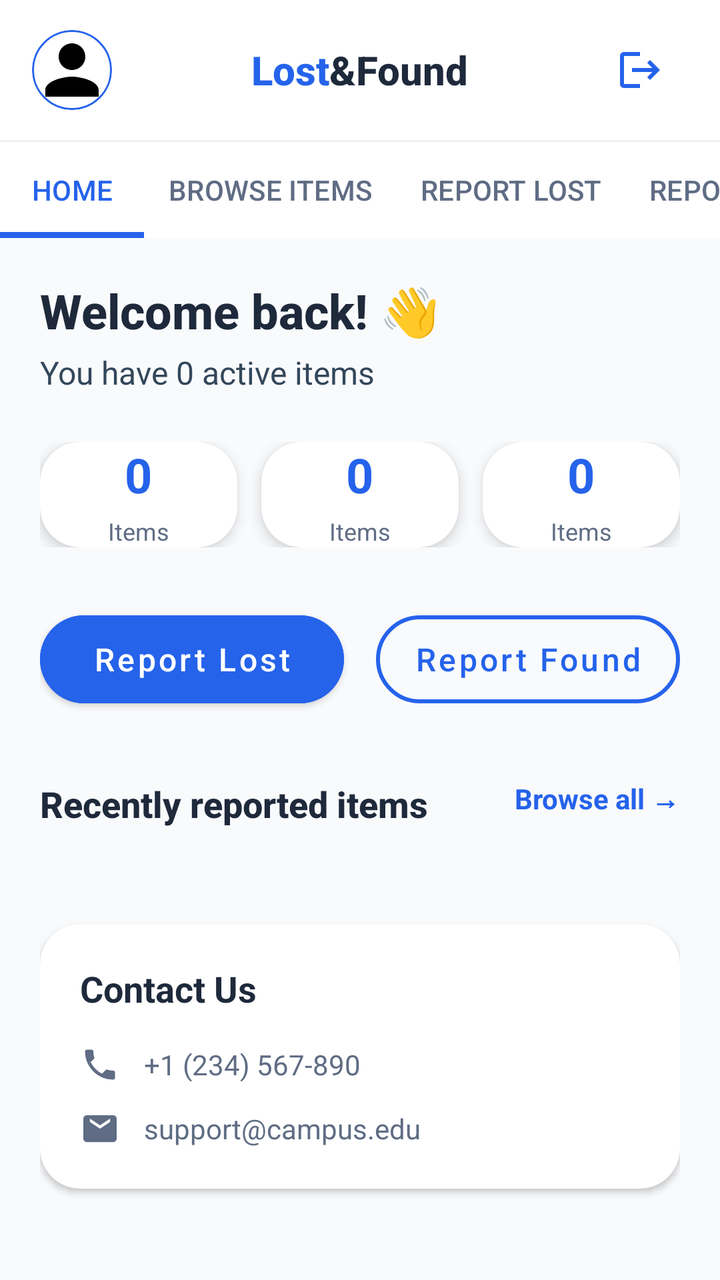
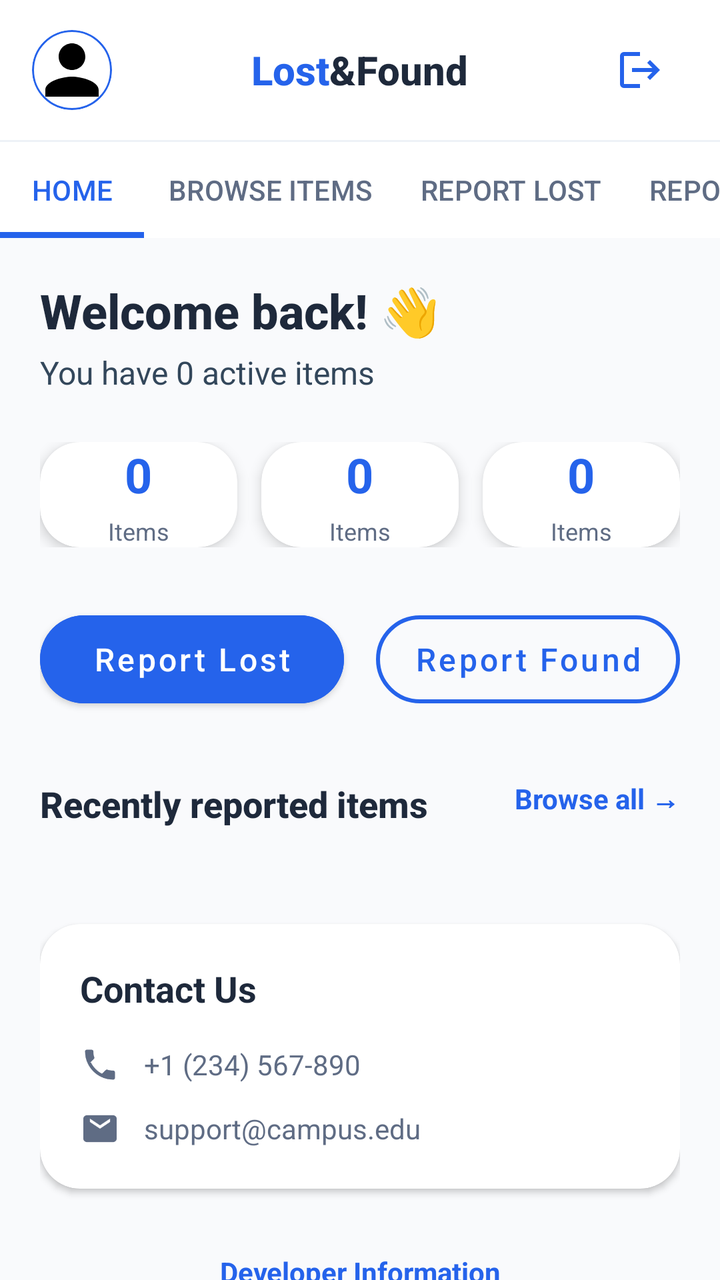

Before-and-after screenshots of an Android layout around one commit, followed by the original layout XML and the change that was made.
<!-- AndroidManifest.xml: application theme AppTheme -->
<!-- res/layout/activity_campus_dashboard.xml -->
<?xml version="1.0" encoding="utf-8"?>
<androidx.coordinatorlayout.widget.CoordinatorLayout xmlns:android="http://schemas.android.com/apk/res/android"
    xmlns:app="http://schemas.android.com/apk/res-auto"
    xmlns:tools="http://schemas.android.com/tools"
    android:layout_width="match_parent"
    android:layout_height="match_parent"
    android:background="@color/backgroundColor">

    <com.google.android.material.appbar.AppBarLayout
        android:layout_width="match_parent"
        android:layout_height="wrap_content"
        android:background="@color/surfaceColor"
        app:elevation="0dp">

        <RelativeLayout
            android:layout_width="match_parent"
            android:layout_height="70dp"
            android:paddingHorizontal="16dp">

            
            <com.google.android.material.card.MaterialCardView
                android:id="@+id/cvProfile"
                android:layout_width="40dp"
                android:layout_height="40dp"
                android:layout_alignParentStart="true"
                android:layout_centerVertical="true"
                app:cardCornerRadius="20dp"
                app:cardElevation="0dp"
                app:strokeColor="@color/primaryColor"
                app:strokeWidth="1dp">

                <ImageView
                    android:id="@+id/ivUserProfile"
                    android:layout_width="match_parent"
                    android:layout_height="match_parent"
                    android:scaleType="centerCrop"
                    android:src="@drawable/ic_user" />
            </com.google.android.material.card.MaterialCardView>

            
            <LinearLayout
                android:layout_width="wrap_content"
                android:layout_height="wrap_content"
                android:layout_centerInParent="true"
                android:orientation="horizontal">

                <TextView
                    android:layout_width="wrap_content"
                    android:layout_height="wrap_content"
                    android:fontFamily="sans-serif-medium"
                    android:text="Lost"
                    android:textColor="@color/primaryColor"
                    android:textSize="20sp"
                    android:textStyle="bold" />

                <TextView
                    android:layout_width="wrap_content"
                    android:layout_height="wrap_content"
                    android:fontFamily="sans-serif-medium"
                    android:text="&amp;Found"
                    android:textColor="@color/textPrimary"
                    android:textSize="20sp"
                    android:textStyle="bold" />
            </LinearLayout>

            
            <ImageButton
                android:id="@+id/btnLogout"
                android:layout_width="48dp"
                android:layout_height="48dp"
                android:layout_alignParentEnd="true"
                android:layout_centerVertical="true"
                android:background="?attr/selectableItemBackgroundBorderless"
                android:contentDescription="Logout"
                android:src="@drawable/ic_logout"
                app:tint="@color/primaryColor" />

        </RelativeLayout>

        <View
            android:layout_width="match_parent"
            android:layout_height="1dp"
            android:background="@color/dividerColor" />

        
        <com.google.android.material.tabs.TabLayout
            android:id="@+id/tabLayout"
            android:layout_width="match_parent"
            android:layout_height="wrap_content"
            app:tabIndicatorColor="@color/primaryColor"
            app:tabIndicatorHeight="3dp"
            app:tabMode="scrollable"
            app:tabSelectedTextColor="@color/primaryColor"
            app:tabTextAppearance="@style/TextAppearance.MaterialComponents.Subtitle2"
            app:tabTextColor="@color/textSecondary">

            <com.google.android.material.tabs.TabItem
                android:layout_width="wrap_content"
                android:layout_height="wrap_content"
                android:text="Home" />

            <com.google.android.material.tabs.TabItem
                android:layout_width="wrap_content"
                android:layout_height="wrap_content"
                android:text="Browse Items" />

            <com.google.android.material.tabs.TabItem
                android:layout_width="wrap_content"
                android:layout_height="wrap_content"
                android:text="Report Lost" />

            <com.google.android.material.tabs.TabItem
                android:layout_width="wrap_content"
                android:layout_height="wrap_content"
                android:text="Report Found" />

        </com.google.android.material.tabs.TabLayout>

    </com.google.android.material.appbar.AppBarLayout>

    <androidx.core.widget.NestedScrollView
        android:layout_width="match_parent"
        android:layout_height="match_parent"
        app:layout_behavior="@string/appbar_scrolling_view_behavior">

        <LinearLayout
            android:layout_width="match_parent"
            android:layout_height="wrap_content"
            android:orientation="vertical"
            android:padding="20dp">

            
            <TextView
                android:id="@+id/tvWelcome"
                android:layout_width="wrap_content"
                android:layout_height="wrap_content"
                android:fontFamily="sans-serif-medium"
                android:text="Welcome back! 👋"
                android:textColor="@color/textPrimary"
                android:textSize="24sp"
                android:textStyle="bold" />

            <TextView
                android:id="@+id/tvActiveItems"
                android:layout_width="wrap_content"
                android:layout_height="wrap_content"
                android:layout_marginTop="4dp"
                android:text="You have 0 active items"
                android:textColor="@color/textSubtext"
                android:textSize="16sp" />

            
            <LinearLayout
                android:layout_width="match_parent"
                android:layout_height="wrap_content"
                android:layout_marginTop="24dp"
                android:orientation="horizontal">

                <include
                    layout="@layout/layout_stat_card"
                    android:layout_width="0dp"
                    android:layout_height="wrap_content"
                    android:layout_weight="1" />

                <include
                    layout="@layout/layout_stat_card"
                    android:layout_width="0dp"
                    android:layout_height="wrap_content"
                    android:layout_marginStart="12dp"
                    android:layout_weight="1" />

                <include
                    layout="@layout/layout_stat_card"
                    android:layout_width="0dp"
                    android:layout_height="wrap_content"
                    android:layout_marginStart="12dp"
                    android:layout_weight="1" />

            </LinearLayout>

            
            <LinearLayout
                android:layout_width="match_parent"
                android:layout_height="wrap_content"
                android:layout_marginTop="28dp"
                android:orientation="horizontal">

                <com.google.android.material.button.MaterialButton
                    android:id="@+id/btnReportLost"
                    android:layout_width="0dp"
                    android:layout_height="56dp"
                    android:layout_marginEnd="8dp"
                    android:layout_weight="1"
                    android:backgroundTint="@color/primaryColor"
                    android:text="Report Lost"
                    android:textAllCaps="false"
                    android:textColor="@color/white"
                    android:textSize="16sp"
                    app:cornerRadius="28dp"
                    app:elevation="4dp" />

                <com.google.android.material.button.MaterialButton
                    android:id="@+id/btnReportFound"
                    style="@style/Widget.MaterialComponents.Button.OutlinedButton"
                    android:layout_width="0dp"
                    android:layout_height="56dp"
                    android:layout_marginStart="8dp"
                    android:layout_weight="1"
                    android:text="Report Found"
                    android:textAllCaps="false"
                    android:textColor="@color/primaryColor"
                    android:textSize="16sp"
                    app:cornerRadius="28dp"
                    app:strokeColor="@color/primaryColor"
                    app:strokeWidth="2dp" />

            </LinearLayout>

            
            <RelativeLayout
                android:layout_width="match_parent"
                android:layout_height="wrap_content"
                android:layout_marginTop="32dp">

                <TextView
                    android:layout_width="wrap_content"
                    android:layout_height="wrap_content"
                    android:fontFamily="sans-serif-medium"
                    android:text="Recently reported items"
                    android:textColor="@color/textPrimary"
                    android:textSize="18sp"
                    android:textStyle="bold" />

                <TextView
                    android:layout_width="wrap_content"
                    android:layout_height="wrap_content"
                    android:layout_alignParentEnd="true"
                    android:text="Browse all →"
                    android:textColor="@color/primaryColor"
                    android:textStyle="bold" />
            </RelativeLayout>

            
            <androidx.recyclerview.widget.RecyclerView
                android:id="@+id/rvRecentItems"
                android:layout_width="match_parent"
                android:layout_height="wrap_content"
                android:layout_marginTop="16dp"
                android:clipToPadding="false"
                android:orientation="horizontal"
                app:layoutManager="androidx.recyclerview.widget.LinearLayoutManager"
                tools:listitem="@layout/item_campus_reported_recent" />

            
            <com.google.android.material.card.MaterialCardView
                android:layout_width="match_parent"
                android:layout_height="wrap_content"
                android:layout_marginTop="32dp"
                android:layout_marginBottom="24dp"
                app:cardCornerRadius="20dp"
                app:cardElevation="2dp"
                app:strokeWidth="0dp">

                <LinearLayout
                    android:layout_width="match_parent"
                    android:layout_height="wrap_content"
                    android:orientation="vertical"
                    android:padding="20dp">

                    <TextView
                        android:layout_width="wrap_content"
                        android:layout_height="wrap_content"
                        android:text="Contact Us"
                        android:textColor="@color/textPrimary"
                        android:textSize="18sp"
                        android:textStyle="bold" />

                    <LinearLayout
                        android:layout_width="match_parent"
                        android:layout_height="wrap_content"
                        android:layout_marginTop="16dp"
                        android:gravity="center_vertical"
                        android:orientation="horizontal">

                        <ImageView
                            android:layout_width="20dp"
                            android:layout_height="20dp"
                            android:src="@drawable/ic_phone"
                            app:tint="@color/textSecondary" />

                        <TextView
                            android:layout_width="wrap_content"
                            android:layout_height="wrap_content"
                            android:layout_marginStart="12dp"
                            android:text="+1 (234) 567-890"
                            android:textColor="@color/textSecondary" />
                    </LinearLayout>

                    <LinearLayout
                        android:layout_width="match_parent"
                        android:layout_height="wrap_content"
                        android:layout_marginTop="12dp"
                        android:gravity="center_vertical"
                        android:orientation="horizontal">

                        <ImageView
                            android:layout_width="20dp"
                            android:layout_height="20dp"
                            android:src="@drawable/ic_envelope"
                            app:tint="@color/textSecondary" />

                        <TextView
                            android:layout_width="wrap_content"
                            android:layout_height="wrap_content"
                            android:layout_marginStart="12dp"
                            android:text="support@campus.edu"
                            android:textColor="@color/textSecondary" />
                    </LinearLayout>

                </LinearLayout>
            </com.google.android.material.card.MaterialCardView>

        </LinearLayout>
    </androidx.core.widget.NestedScrollView>

</androidx.coordinatorlayout.widget.CoordinatorLayout>
<!-- res/layout/layout_stat_card.xml (included above) -->
<?xml version="1.0" encoding="utf-8"?>
<com.google.android.material.card.MaterialCardView xmlns:android="http://schemas.android.com/apk/res/android"
    xmlns:app="http://schemas.android.com/apk/res-auto"
    android:layout_width="match_parent"
    android:layout_height="100dp"
    app:cardBackgroundColor="@color/surfaceColor"
    app:cardCornerRadius="20dp"
    app:cardElevation="4dp"
    app:strokeWidth="0dp">

    <LinearLayout
        android:layout_width="match_parent"
        android:layout_height="match_parent"
        android:gravity="center"
        android:orientation="vertical">

        <TextView
            android:id="@+id/tvStatNumber"
            android:layout_width="wrap_content"
            android:layout_height="wrap_content"
            android:text="0"
            android:textColor="@color/primaryColor"
            android:textSize="24sp"
            android:textStyle="bold" />

        <TextView
            android:id="@+id/tvStatLabel"
            android:layout_width="wrap_content"
            android:layout_height="wrap_content"
            android:layout_marginTop="4dp"
            android:text="Items"
            android:textColor="@color/textSecondary"
            android:textSize="12sp" />

    </LinearLayout>

</com.google.android.material.card.MaterialCardView>
<!-- res/layout/item_campus_reported_recent.xml (included above) -->
<?xml version="1.0" encoding="utf-8"?>
<com.google.android.material.card.MaterialCardView xmlns:android="http://schemas.android.com/apk/res/android"
    xmlns:app="http://schemas.android.com/apk/res-auto"
    android:layout_width="260dp"
    android:layout_height="wrap_content"
    android:layout_margin="8dp"
    app:cardBackgroundColor="@color/surfaceColor"
    app:cardCornerRadius="20dp"
    app:cardElevation="4dp"
    app:strokeWidth="0dp">

    <LinearLayout
        android:layout_width="match_parent"
        android:layout_height="wrap_content"
        android:orientation="vertical"
        android:padding="16dp">

        
        <com.google.android.material.card.MaterialCardView
            android:id="@+id/cardBadge"
            android:layout_width="wrap_content"
            android:layout_height="wrap_content"
            app:cardBackgroundColor="#FEE2E2"
            app:cardCornerRadius="12dp"
            app:cardElevation="0dp"
            app:strokeWidth="0dp">

            <TextView
                android:id="@+id/tvBadge"
                android:layout_width="wrap_content"
                android:layout_height="wrap_content"
                android:paddingHorizontal="12dp"
                android:paddingVertical="4dp"
                android:text="Lost"
                android:textColor="@color/statusLost"
                android:textSize="12sp"
                android:textStyle="bold" />
        </com.google.android.material.card.MaterialCardView>

        
        <com.google.android.material.card.MaterialCardView
            android:layout_width="match_parent"
            android:layout_height="120dp"
            android:layout_marginTop="12dp"
            app:cardBackgroundColor="#F1F5F9"
            app:cardCornerRadius="12dp"
            app:cardElevation="0dp"
            app:strokeWidth="0dp">

            <ImageView
                android:id="@+id/ivItemIcon"
                android:layout_width="48dp"
                android:layout_height="48dp"
                android:layout_gravity="center"
                android:src="@drawable/ic_package"
                app:tint="@color/textSecondary" />
        </com.google.android.material.card.MaterialCardView>

        <TextView
            android:id="@+id/tvItemTitle"
            android:layout_width="wrap_content"
            android:layout_height="wrap_content"
            android:layout_marginTop="12dp"
            android:ellipsize="end"
            android:maxLines="1"
            android:text="MacBook Pro"
            android:textColor="@color/textPrimary"
            android:textSize="18sp"
            android:textStyle="bold" />

        <LinearLayout
            android:layout_width="match_parent"
            android:layout_height="wrap_content"
            android:layout_marginTop="8dp"
            android:gravity="center_vertical"
            android:orientation="horizontal">

            <ImageView
                android:layout_width="16dp"
                android:layout_height="16dp"
                android:src="@drawable/ic_map_pin"
                app:tint="@color/textSecondary" />

            <TextView
                android:id="@+id/tvItemLocation"
                android:layout_width="wrap_content"
                android:layout_height="wrap_content"
                android:layout_marginStart="8dp"
                android:text="Library, 2nd floor"
                android:textColor="@color/textSecondary"
                android:textSize="14sp" />
        </LinearLayout>

        <LinearLayout
            android:layout_width="match_parent"
            android:layout_height="wrap_content"
            android:layout_marginTop="4dp"
            android:gravity="center_vertical"
            android:orientation="horizontal">

            <ImageView
                android:layout_width="16dp"
                android:layout_height="16dp"
                android:src="@drawable/ic_clock"
                app:tint="@color/textSecondary" />

            <TextView
                android:id="@+id/tvItemTime"
                android:layout_width="wrap_content"
                android:layout_height="wrap_content"
                android:layout_marginStart="8dp"
                android:text="2h ago"
                android:textColor="@color/textSecondary"
                android:textSize="14sp" />
        </LinearLayout>

    </LinearLayout>

</com.google.android.material.card.MaterialCardView>
<!-- resources referenced by this layout -->
<resources>
  <color name="backgroundColor">#F9FAFC</color>
  <color name="dividerColor">#EDF2F7</color>
  <color name="primaryColor">#2563EB</color>
  <color name="statusLost">#B91C1C</color>
  <color name="surfaceColor">#FFFFFF</color>
  <color name="textPrimary">#1E293B</color>
  <color name="textSecondary">#5F6C84</color>
  <color name="textSubtext">#33475B</color>
  <color name="white">#FFFFFFFF</color>
  <!-- drawable ic_envelope (drawable) -->
  <?xml version="1.0" encoding="utf-8"?>
  <vector xmlns:android="http://schemas.android.com/apk/res/android"
      android:width="24dp"
      android:height="24dp"
      android:viewportWidth="24"
      android:viewportHeight="24">
      <path
          android:fillColor="#000000"
          android:pathData="M20,4H4C2.9,4 2,4.9 2,6v12c0,1.1 0.9,2 2,2h16c1.1,0 2,-0.9 2,-2V6C22,4.9 21.1,4 20,4zM18,8l-6,4L6,8V6l6,4l6,-4V8z" />
  </vector>
  <!-- drawable ic_logout (drawable) -->
  <vector xmlns:android="http://schemas.android.com/apk/res/android"
      android:width="24dp"
      android:height="24dp"
      android:viewportWidth="24"
      android:viewportHeight="24"
      android:tint="?attr/colorControlNormal">
    <path
        android:fillColor="@android:color/white"
        android:pathData="M17,7l-1.41,1.41L18.17,11H8v2h10.17l-2.58,2.58L17,17l5,-5L17,7zM4,5h8V3H4C2.9,3 2,3.9 2,5v14c0,1.1 0.9,2 2,2h8v-2H4V5z"/>
  </vector>
  <!-- drawable ic_map_pin (drawable) -->
  <vector xmlns:android="http://schemas.android.com/apk/res/android"
      android:width="24dp"
      android:height="24dp"
      android:viewportWidth="24"
      android:viewportHeight="24">
    <path
        android:fillColor="#000000"
        android:pathData="M12,2C8.13,2 5,5.13 5,9c0,5.25 7,13 7,13s7,-7.75 7,-13c0,-3.87 -3.13,-7 -7,-7zM12,11.5c-1.38,0 -2.5,-1.12 -2.5,-2.5s1.12,-2.5 2.5,-2.5 2.5,1.12 2.5,2.5 -1.12,2.5 -2.5,2.5z"/>
  </vector>
  <!-- drawable ic_package (drawable) -->
  <vector xmlns:android="http://schemas.android.com/apk/res/android"
      android:width="24dp"
      android:height="24dp"
      android:viewportWidth="24"
      android:viewportHeight="24">
    <path
        android:fillColor="#000000"
        android:pathData="M20,8l-8,5l-8,-5V6l8,5l8,-5V8zM12,2L2,7v10l10,5l10,-5V7L12,2zM12,13.5l-8,-5v7l8,5l8,-5v-7L12,13.5z"/>
  </vector>
  <!-- drawable ic_user (drawable) -->
  <?xml version="1.0" encoding="utf-8"?>
  <vector xmlns:android="http://schemas.android.com/apk/res/android"
      android:width="24dp"
      android:height="24dp"
      android:viewportWidth="24"
      android:viewportHeight="24">
      <path
          android:fillColor="#000000"
          android:pathData="M12,12c2.21,0 4,-1.79 4,-4s-1.79,-4 -4,-4s-4,1.79 -4,4S9.79,12 12,12zM12,14c-2.67,0 -8,1.34 -8,4v2h16v-2C20,15.34 14.67,14 12,14z" />
  </vector>
  <!-- unchanged entries left out for length: 2 -->
</resources>

<!-- the commit's change to res/layout/activity_campus_dashboard.xml (unified diff, before → after) -->
@@ -256,7 +256,6 @@
                 android:layout_width="match_parent"
                 android:layout_height="wrap_content"
                 android:layout_marginTop="32dp"
-                android:layout_marginBottom="24dp"
                 app:cardCornerRadius="20dp"
                 app:cardElevation="2dp"
                 app:strokeWidth="0dp">
@@ -319,6 +318,22 @@
 
                 </LinearLayout>
             </com.google.android.material.card.MaterialCardView>
+
+            <TextView
+                android:id="@+id/tvDeveloperInfo"
+                android:layout_width="match_parent"
+                android:layout_height="wrap_content"
+                android:layout_marginTop="24dp"
+                android:layout_marginBottom="24dp"
+                android:text="@string/developer_info"
+                android:textSize="14sp"
+                android:textStyle="bold"
+                android:textColor="@color/primaryColor"
+                android:gravity="center"
+                android:background="?selectableItemBackground"
+                android:clickable="true"
+                android:focusable="true"
+                android:paddingVertical="8dp"/>
 
         </LinearLayout>
     </androidx.core.widget.NestedScrollView>
<!-- resource entries referenced after the edit -->
@@ -62,6 +62,37 @@
           android:fillColor="#000000"
           android:pathData="M12,12c2.21,0 4,-1.79 4,-4s-1.79,-4 -4,-4s-4,1.79 -4,4S9.79,12 12,12zM12,14c-2.67,0 -8,1.34 -8,4v2h16v-2C20,15.34 14.67,14 12,14z" />
   </vector>
+  <string name="developer_info">Developer Information</string>
+  <style name="AppTheme" parent="Theme.MaterialComponents.Light.NoActionBar">
+          
+          <item name="colorPrimary">@color/darkBlue</item>
+          <item name="colorPrimaryDark">@color/darkBlue</item>
+          <item name="colorAccent">@color/vibrantBlue</item>
+  
+          
+          <item name="android:windowBackground">@color/white</item>
+          <item name="android:colorBackground">@color/white</item>
+  
+          
+          <item name="android:textColorPrimary">@color/black</item>
+          <item name="android:textColorSecondary">@color/gray</item>
+          <item name="android:textColorHint">@color/gray</item>
+  
+          
+          <item name="materialButtonStyle">@style/Widget.MaterialComponents.Button</item>
+  
+          
+          <item name="editTextStyle">@style/CustomEditText</item>
+      </style>
+  <color name="darkBlue">#1E40AF</color>
+  <color name="vibrantBlue">#2563EB</color>
+  <color name="black">#FF000000</color>
+  <color name="gray">#FF888888</color>
+  <style name="CustomEditText" parent="Widget.AppCompat.EditText">
+          <item name="colorControlNormal">@color/gray</item>
+          <item name="colorControlActivated">@color/vibrantBlue</item>
+          <item name="colorControlHighlight">@color/vibrantBlue</item>
+      </style>
   <!-- unchanged entries left out for length: 2 -->
 </resources>
 
